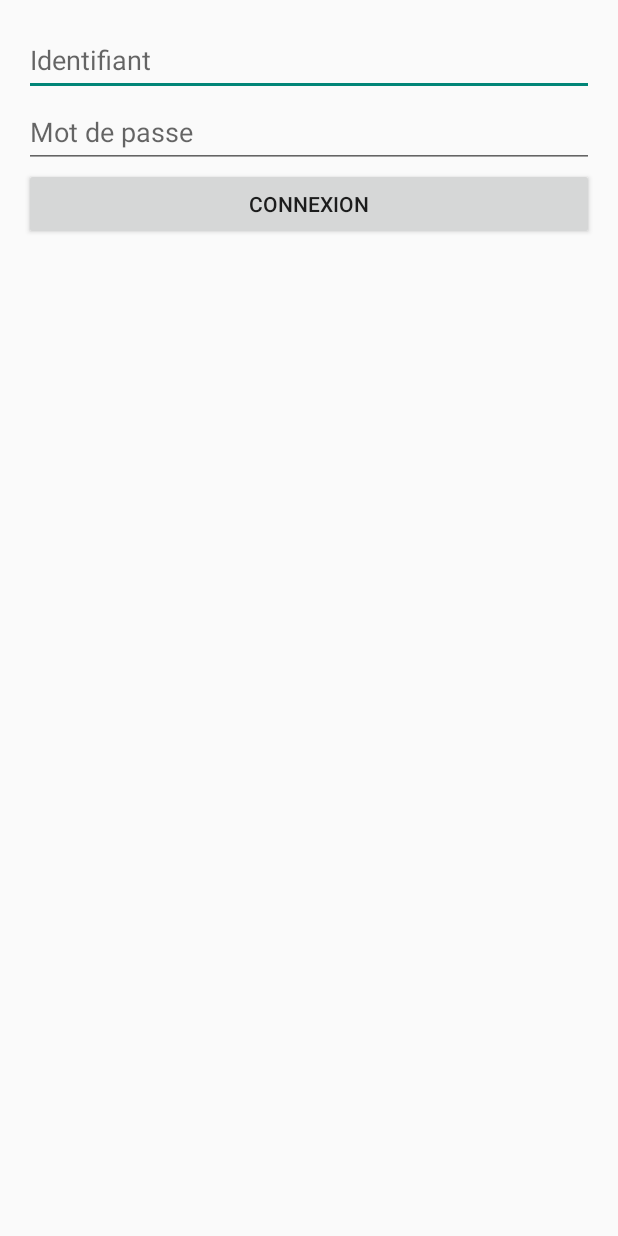
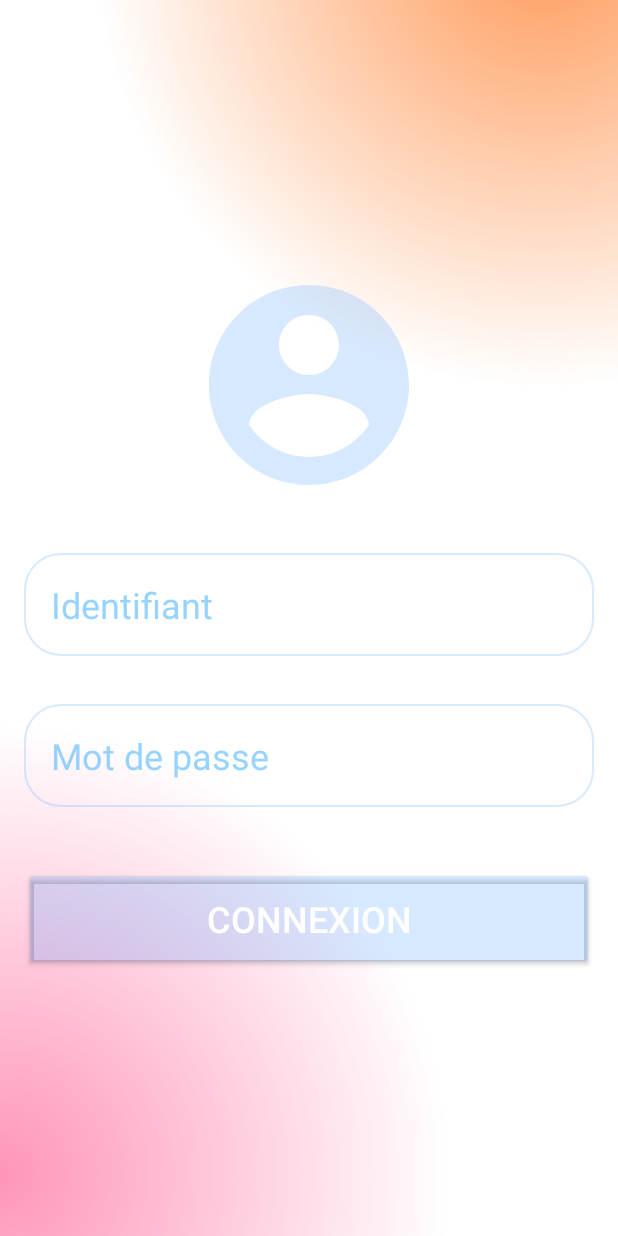
Before and after one commit to ProjetTech2025-QuentinLecourt/PT-QL-PowderTask, an Android app built with Jetpack Compose: the screen it shows after launch (LoginActivity), on a phone screen of 412 x 824 dp. Run offline under Robolectric (Android 15) with nearby library versions, the phone set to English and light mode, and no system bars.

Commit message:
Mise à jour de la page d'accueil
Ajout de couleurs que nous allons retrouver dans l'application.
Arrière plan pour le login
Arrière plan pour les admins
Arrière plan pour les utilisateurs
Contour de EditText
Etc

```diff
--- /dev/null
+++ b/Mobile/app/src/main/res/drawable/icon_login_account.xml
@@ -0,0 +1,5 @@
+<vector xmlns:android="http://schemas.android.com/apk/res/android" android:height="100dp" android:tint="@color/bleu_gestion_t" android:viewportHeight="24" android:viewportWidth="24" android:width="100dp">
+
+    <path android:fillColor="@android:color/white" android:pathData="M12,2C6.48,2 2,6.48 2,12s4.48,10 10,10 10,-4.48 10,-10S17.52,2 12,2zM12,5c1.66,0 3,1.34 3,3s-1.34,3 -3,3 -3,-1.34 -3,-3 1.34,-3 3,-3zM12,19.2c-2.5,0 -4.71,-1.28 -6,-3.22 0.03,-1.99 4,-3.08 6,-3.08 1.99,0 5.97,1.09 6,3.08 -1.29,1.94 -3.5,3.22 -6,3.22z"/>
+
+</vector>
--- /dev/null
+++ b/Mobile/app/src/main/res/drawable/login_background.xml
@@ -0,0 +1,25 @@
+<?xml version="1.0" encoding="utf-8"?>
+<layer-list xmlns:android="http://schemas.android.com/apk/res/android">
+    <item>
+        <shape android:shape="rectangle">
+            <gradient
+                android:type="radial"
+                android:gradientRadius="300dp"
+                android:centerX="0%"
+                android:centerY="95%"
+                android:startColor="@color/mauve_constraste"
+                android:endColor="#FFFFFF" />
+        </shape>
+    </item>
+    <item>
+        <shape android:shape="rectangle">
+            <gradient
+                android:type="radial"
+                android:gradientRadius="300dp"
+                android:centerX="88%"
+                android:centerY="-5%"
+                android:startColor="@color/orange_chalereux"
+                android:endColor="#00FFFFFF"/>
+        </shape>
+    </item>
+</layer-list>
--- /dev/null
+++ b/Mobile/app/src/main/res/drawable/rounded_corner.xml
@@ -0,0 +1,7 @@
+<?xml version="1.0" encoding="utf-8"?>
+<shape xmlns:android="http://schemas.android.com/apk/res/android"
+    android:shape="rectangle"
+    >
+    <corners android:radius="24dp"/>
+    <stroke android:width="1dip" android:color="@color/bleu_gestion_t" />
+</shape>
--- a/Mobile/app/src/main/res/layout/activity_login.xml
+++ b/Mobile/app/src/main/res/layout/activity_login.xml
@@ -1,25 +1,64 @@
-<LinearLayout xmlns:android="http://schemas.android.com/apk/res/android"
+<RelativeLayout xmlns:android="http://schemas.android.com/apk/res/android"
+    xmlns:app="http://schemas.android.com/apk/res-auto"
+    xmlns:tools="http://schemas.android.com/tools"
     android:layout_width="match_parent"
     android:layout_height="match_parent"
-    android:orientation="vertical"
-    android:padding="16dp">
+    android:background="@drawable/login_background"
+    android:gravity="center"
+    android:padding="16dp"
+    tools:context=".LoginActivity">
+
+    <LinearLayout
+        android:layout_width="match_parent"
+        android:layout_height="wrap_content"
+        android:gravity="center"
+        android:orientation="vertical">
+
+        <ImageView
+            android:layout_width="160dp"
+            android:layout_height="160dp"
+            android:src="@drawable/icon_login_account"/>
 
         <EditText
             android:id="@+id/edt_username"
+            android:layout_marginTop="32dp"
             android:layout_width="match_parent"
-        android:layout_height="48dp"
+            android:layout_height="wrap_content"
+            android:textColor="@color/bleu_gestion"
+            android:textColorHint="@color/bleu_gestion"
+            android:textSize="24sp"
+            android:background="@drawable/rounded_corner"
+            android:padding="18dp"
+            android:inputType="textEmailAddress"
             android:hint="Identifiant" />
 
         <EditText
             android:id="@+id/edt_password"
+            android:layout_marginTop="32dp"
             android:layout_width="match_parent"
-        android:layout_height="48dp"
+            android:layout_height="wrap_content"
+            android:textColor="@color/black"
+            android:textColorHint="@color/bleu_gestion"
+            android:textSize="24sp"
+            android:background="@drawable/rounded_corner"
+            android:padding="18dp"
             android:hint="Mot de passe"
             android:inputType="textPassword" />
 
         <Button
             android:id="@+id/btn_login"
+            android:layout_marginTop="40dp"
             android:layout_width="match_parent"
             android:layout_height="wrap_content"
+            android:backgroundTint="@color/bleu_gestion_t"
+            android:textColor="@color/white"
+            android:padding="18dp"
+            android:textSize="24sp"
+            android:radius="24dp"
             android:text="Connexion" />
+
+
     </LinearLayout>
+
+
+</RelativeLayout>
--- a/Mobile/app/src/main/res/values/colors.xml
+++ b/Mobile/app/src/main/res/values/colors.xml
@@ -1,10 +1,13 @@
 <?xml version="1.0" encoding="utf-8"?>
 <resources>
-    <color name="purple_200">#FFBB86FC</color>
-    <color name="purple_500">#FF6200EE</color>
-    <color name="purple_700">#FF3700B3</color>
-    <color name="teal_200">#FF03DAC5</color>
-    <color name="teal_700">#FF018786</color>
     <color name="black">#FF000000</color>
     <color name="white">#FFFFFFFF</color>
+    <color name="bleu_gestion_t">#3E5AA4FF</color>
+    <color name="bleu_gestion">#AE65BEFF</color>
+    <color name="orange_chalereux">#FF9A5A</color>
+    <color name="mauve_constraste">#FF95BA</color>
+    <color name="bleu_frais">#84F5FB</color>
+    <color name="vert_slime">#7EFF5A</color>
+    <color name="rouge_cerise_mur">#D1003B</color>
+    <color name="orange_pemplemouse">#EF522D</color>
 </resources>
```
Also changed, not shown: Mobile/app/src/main/res/drawable/admin_background.xml (added, +25 -0 lines), Mobile/app/src/main/res/drawable/user_background.xml (added, +25 -0 lines). Lines whose indentation alone changed are shown as unchanged.
